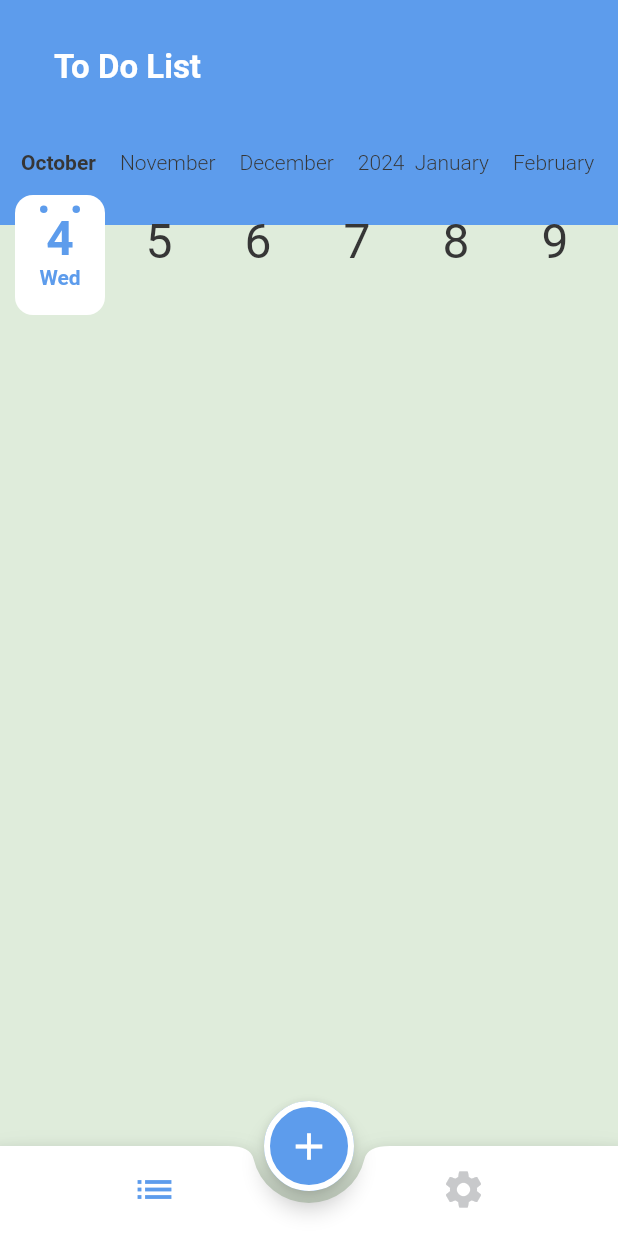
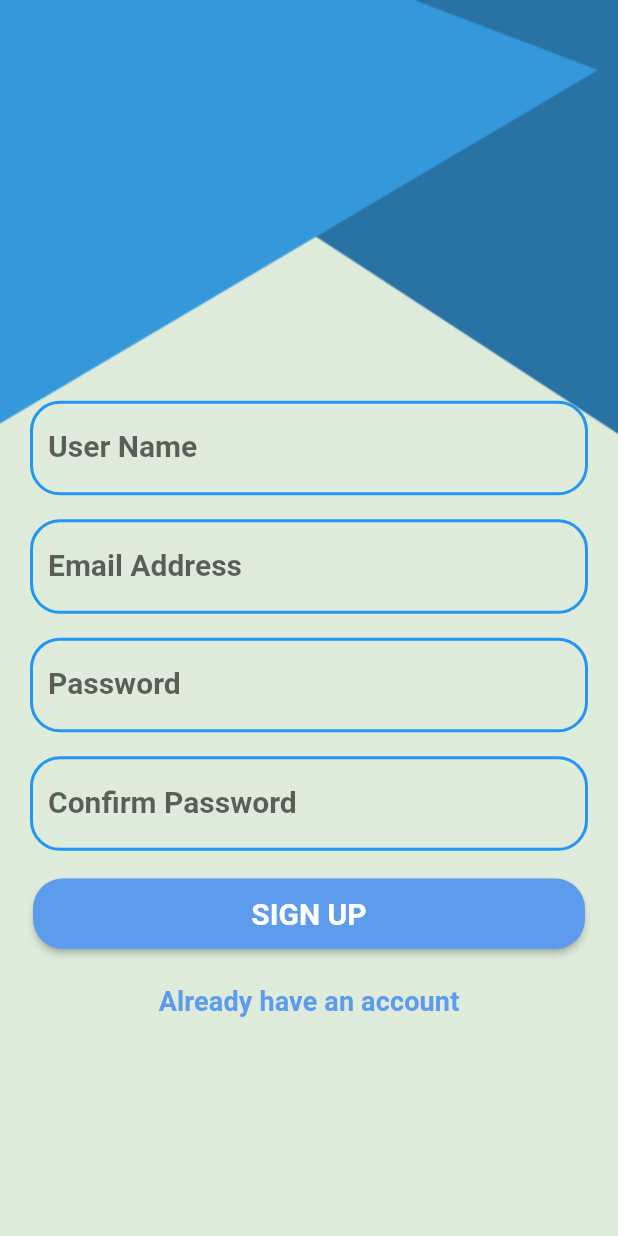
Before and after one commit to Mervatmagdy/Todo, a Flutter app: the screen it shows after launch, on a phone screen of 412 x 824 dp. Run offline on Flutter 3.47's test engine with Material 2 defaults, Android fonts, the phone set to English and light mode, and no system bars; drawn by our look-alikes of calendar_timeline; our stand-ins replace cloud_firestore, email_validator, firebase_core, flutter_slidable, shared_preferences, toast; accounts and stored records are empty; generated files the repository leaves out were written again.

Commit message:
register and login ui

```diff
--- a/lib/Home/splash_screen.dart
+++ b/lib/Home/splash_screen.dart
@@ -3,6 +3,7 @@ import 'package:flutter/material.dart';
 import 'package:flutter/services.dart';
 
 import 'package:provider/provider.dart';
+import 'package:todo/auth/sign_up_screen.dart';
 
 import '../Provider/app_config_provider.dart';
 import 'Home_Screen.dart';
@@ -19,7 +20,7 @@ class _SplashScreenState extends State<SplashScreen> {
     super.initState();
     SystemChrome.setEnabledSystemUIMode(SystemUiMode.immersive);
     Future.delayed(Duration(seconds: 2),(){
-      Navigator.of(context).pushReplacementNamed(HomeScreen.routeName);
+      Navigator.of(context).pushReplacementNamed(SignUpScreen.routeName);
     });
   }
   @override
--- /dev/null
+++ b/lib/auth/sign_up_screen.dart
@@ -0,0 +1,126 @@
+import 'package:flutter/material.dart';
+import 'package:todo/MyTheme.dart';
+import 'package:todo/auth/sign_in_screen.dart';
+import 'package:todo/components/custom_text_field.dart';
+import 'package:email_validator/email_validator.dart';
+
+class SignUpScreen extends StatelessWidget {
+  static const routeName = 'sign_up_screen';
+  var nameController = TextEditingController();
+  var emailController = TextEditingController();
+  var passController = TextEditingController();
+  var confirmController = TextEditingController();
+  var formKey = GlobalKey<FormState>();
+  @override
+  Widget build(BuildContext context) {
+    return Scaffold(
+      body: Stack(
+        children: [
+          Image.asset(
+            'assets/images/SIGN IN – 1.png',
+            width: double.infinity,
+            fit: BoxFit.fill,
+          ),
+          SingleChildScrollView(
+            child: Form(
+                key: formKey,
+                child: Padding(
+                  padding: const EdgeInsets.all(12),
+                  child: Column(
+                    crossAxisAlignment: CrossAxisAlignment.stretch,
+                    children: [
+                      SizedBox(
+                        height: MediaQuery.of(context).size.height * 0.3,
+                      ),
+                      CustomTextField(
+                          validator: (text) {
+                            if (text == null || text.trim().isEmpty) {
+                              return "Please enter user name";
+                            }
+                            return null;
+                          },
+                          title: 'User Name',
+                          textEditingController: nameController),
+                      CustomTextField(
+                          validator: (text) {
+                            if (text == null || text.trim().isEmpty) {
+                              return 'Please enter email address';
+                            } else if (!EmailValidator.validate(text)) {
+                              return 'email invalid ';
+                            }
+                            return null;
+                          },
+                          title: 'Email Address',
+                          textInputType: TextInputType.emailAddress,
+                          textEditingController: emailController),
+                      CustomTextField(
+                          hiddenPass: true,
+                          validator: (text) {
+                            if (text == null || text.trim().isEmpty) {
+                              return 'Please enter password';
+                            } else if (text.length < 8) {
+                              return 'password must be at least 8 numbers';
+                            } else {
+                              return null;
+                            }
+                          },
+                          title: 'Password',
+                          textInputType: TextInputType.number,
+                          textEditingController: passController),
+                      CustomTextField(
+                          hiddenPass: true,
+                          validator: (text) {
+                            if (text == null || text.trim().isEmpty) {
+                              return 'Please enter confirm password';
+                            } else if (text != passController) {
+                              return "Confirm not match password";
+                            } else {
+                              return null;
+                            }
+                          },
+                          title: 'Confirm Password',
+                          textInputType: TextInputType.number,
+                          textEditingController: confirmController),
+                      Padding(
+                        padding: const EdgeInsets.all(10),
+                        child: ElevatedButton(
+                            style: ButtonStyle(
+                             shape: MaterialStatePropertyAll(RoundedRectangleBorder(
+                               borderRadius: BorderRadius.circular(20),
+                             )),
+                                padding: MaterialStatePropertyAll(
+                                    EdgeInsets.symmetric(vertical: 12))),
+                            onPressed: () {
+                              if (formKey.currentState?.validate() == true) {}
+                            },
+                            child: Text(
+                              "SIGN UP",
+                              style: Theme.of(context)
+                                  .textTheme
+                                  .titleMedium!
+                                  .copyWith(color: MyTheme.whiteColor),
+                            )),
+                      ),
+                      TextButton(
+                        style: ButtonStyle(
+                            overlayColor:
+                                MaterialStatePropertyAll(Colors.transparent)),
+                        onPressed: () {
+                          Navigator.of(context)
+                              .pushNamed(SignInScreen.routeName);
+                        },
+                        child: Text('Already have an account',
+                            style: Theme.of(context)
+                                .textTheme
+                                .titleSmall!
+                                .copyWith(color: MyTheme.primaryColor)),
+                      )
+                    ],
+                  ),
+                )),
+          )
+        ],
+      ),
+    );
+  }
+}
--- /dev/null
+++ b/lib/components/custom_text_field.dart
@@ -0,0 +1,43 @@
+import 'package:flutter/material.dart';
+import 'package:todo/MyTheme.dart';
+
+class CustomTextField extends StatelessWidget {
+  String title;
+  TextInputType textInputType;
+  TextEditingController textEditingController;
+  String? Function(String?) validator;
+  bool hiddenPass;
+  CustomTextField({required this.title,this.textInputType=TextInputType.text,required this.textEditingController,required this.validator,this.hiddenPass=false});
+  @override
+  Widget build(BuildContext context) {
+    return Padding(
+      padding: const EdgeInsets.all(8.0),
+      child: TextFormField(
+        obscureText:hiddenPass,
+        validator:validator,
+        controller:textEditingController,
+       keyboardType:textInputType ,
+        decoration: InputDecoration(
+          // suffixIcon:Icon(Icons.remove_red_eye_outlined) ,
+         focusedErrorBorder:OutlineInputBorder(
+             borderSide: BorderSide(color:MyTheme.redColor,width:2)
+             ,borderRadius: BorderRadius.circular(20)
+         ) ,
+          errorBorder: OutlineInputBorder(
+              borderSide: BorderSide(color:MyTheme.redColor,width:2)
+              ,borderRadius: BorderRadius.circular(20)
+          ),
+          label:Text(title,),
+          enabledBorder:OutlineInputBorder(
+            borderSide: BorderSide(color:Theme.of(context).primaryColor,width:2)
+                ,borderRadius: BorderRadius.circular(20)
+          ),
+          focusedBorder: OutlineInputBorder(
+              borderSide: BorderSide(color:Theme.of(context).primaryColor,width: 2)
+              ,borderRadius: BorderRadius.circular(20)
+          ),
+        ),
+      ),
+    );
+  }
+}
--- a/lib/main.dart
+++ b/lib/main.dart
@@ -7,6 +7,8 @@ import 'package:toast/toast.dart';
 import 'package:todo/Home/Home_Screen.dart';
 import 'package:todo/MyTheme.dart';
 import 'package:todo/Provider/app_config_provider.dart';
+import 'package:todo/auth/sign_in_screen.dart';
+import 'package:todo/auth/sign_up_screen.dart';
 import 'package:todo/task_list/edit_task_item.dart';
 import 'package:flutter_gen/gen_l10n/app_localizations.dart';
 import 'package:shared_preferences/shared_preferences.dart';
@@ -43,6 +45,8 @@ class MyApp extends StatelessWidget {
         initialRoute:SplashScreen.routeName ,
         routes: {
           SplashScreen.routeName:(context) => SplashScreen(),
+          SignUpScreen.routeName:(context) => SignUpScreen(),
+          SignInScreen.routeName:(context) => SignInScreen(),
           HomeScreen.routeName:(context) => HomeScreen(),
           EditTaskItem.routeName:(context) => EditTaskItem()
         }
--- a/pubspec.yaml
+++ b/pubspec.yaml
@@ -44,6 +44,7 @@ dependencies:
   firebase_core: ^2.16.0
   cloud_firestore: ^4.9.2
   toast: ^0.3.0
+  email_validator: ^2.1.16
 
 dev_dependencies:
   flutter_test:
```
Also changed, not shown: lib/auth/sign_in_screen.dart (added, +99 -0 lines), assets/images/2.0x/SIGN IN – 1@2x.png (added), assets/images/3.0x/SIGN IN – 1@3x.png (added), assets/images/SIGN IN – 1.png (added), pubspec.lock.
